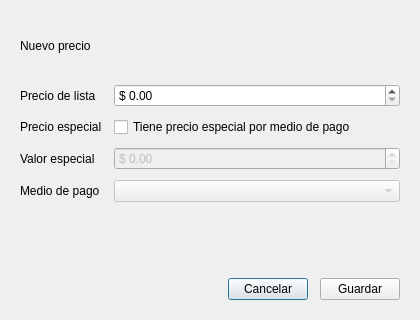
Above: vista/menu/precio_form.ui from segovia-gabriel/ProyectoFinal-PracticasII before the change. Below: the same form after it.
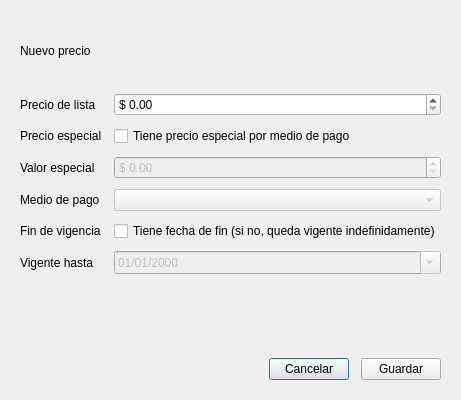
That is the form after the change.

```diff
--- a/vista/menu/precio_form.ui
+++ b/vista/menu/precio_form.ui
@@ -6,8 +6,8 @@
    <rect>
     <x>0</x>
     <y>0</y>
-    <width>420</width>
-    <height>320</height>
+    <width>440</width>
+    <height>400</height>
    </rect>
   </property>
   <property name="windowTitle">
@@ -118,6 +118,40 @@
        </property>
       </widget>
      </item>
+     <item row="4" column="0">
+      <widget class="QLabel" name="label_tieneFin">
+       <property name="text">
+        <string>Fin de vigencia</string>
+       </property>
+      </widget>
+     </item>
+     <item row="4" column="1">
+      <widget class="QCheckBox" name="checkBox_fechaFin">
+       <property name="text">
+        <string>Tiene fecha de fin (si no, queda vigente indefinidamente)</string>
+       </property>
+      </widget>
+     </item>
+     <item row="5" column="0">
+      <widget class="QLabel" name="label_fin">
+       <property name="text">
+        <string>Vigente hasta</string>
+       </property>
+      </widget>
+     </item>
+     <item row="5" column="1">
+      <widget class="QDateEdit" name="dateEdit_fin">
+       <property name="enabled">
+        <bool>false</bool>
+       </property>
+       <property name="calendarPopup">
+        <bool>true</bool>
+       </property>
+       <property name="displayFormat">
+        <string>dd/MM/yyyy</string>
+       </property>
+      </widget>
+     </item>
     </layout>
    </item>
    <item>
```
